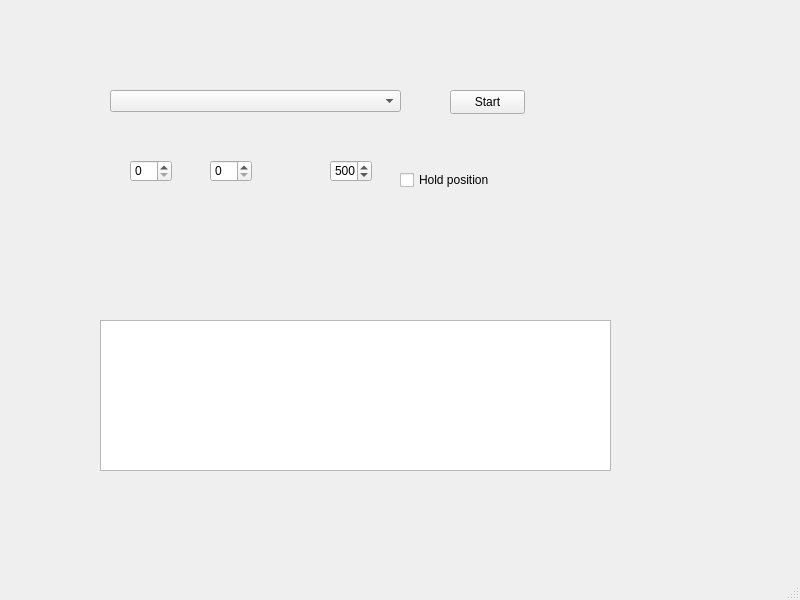
marcosswald/sfero, file python/mainwindow.ui: the form before one commit.
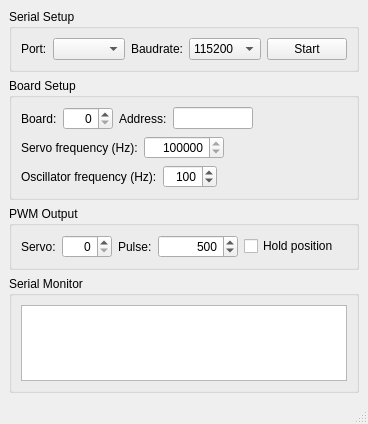
The form after the commit.

Commit message: option to set frequency

The edit to the form file:
```diff
--- a/python/mainwindow.ui
+++ b/python/mainwindow.ui
@@ -6,108 +6,355 @@
    <rect>
     <x>0</x>
     <y>0</y>
-    <width>800</width>
-    <height>600</height>
+    <width>356</width>
+    <height>424</height>
    </rect>
   </property>
+  <property name="sizePolicy">
+   <sizepolicy hsizetype="Preferred" vsizetype="Preferred">
+    <horstretch>0</horstretch>
+    <verstretch>0</verstretch>
+   </sizepolicy>
+  </property>
   <property name="windowTitle">
    <string>MainWindow</string>
   </property>
   <widget class="QWidget" name="centralwidget">
-   <widget class="QTextEdit" name="console">
-    <property name="geometry">
-     <rect>
-      <x>100</x>
-      <y>320</y>
-      <width>511</width>
-      <height>151</height>
-     </rect>
-    </property>
-    <property name="readOnly">
-     <bool>true</bool>
-    </property>
-   </widget>
-   <widget class="QComboBox" name="port_select">
-    <property name="geometry">
-     <rect>
-      <x>110</x>
-      <y>90</y>
-      <width>291</width>
-      <height>22</height>
-     </rect>
-    </property>
-   </widget>
-   <widget class="QPushButton" name="start_button">
-    <property name="geometry">
-     <rect>
-      <x>450</x>
-      <y>90</y>
-      <width>75</width>
-      <height>24</height>
-     </rect>
-    </property>
-    <property name="text">
-     <string>Start</string>
-    </property>
-    <property name="checkable">
-     <bool>false</bool>
-    </property>
-   </widget>
-   <widget class="QCheckBox" name="hold_enable">
-    <property name="geometry">
-     <rect>
-      <x>400</x>
-      <y>170</y>
-      <width>111</width>
-      <height>20</height>
-     </rect>
-    </property>
-    <property name="text">
-     <string>Hold position</string>
-    </property>
-   </widget>
-   <widget class="QSpinBox" name="board_value">
-    <property name="geometry">
-     <rect>
-      <x>130</x>
-      <y>160</y>
-      <width>42</width>
-      <height>22</height>
-     </rect>
-    </property>
-    <property name="maximum">
-     <number>2</number>
-    </property>
-   </widget>
-   <widget class="QSpinBox" name="servo_value">
-    <property name="geometry">
-     <rect>
-      <x>210</x>
-      <y>160</y>
-      <width>42</width>
-      <height>22</height>
-     </rect>
-    </property>
-    <property name="maximum">
-     <number>7</number>
-    </property>
-   </widget>
-   <widget class="QSpinBox" name="pulse_value">
-    <property name="geometry">
-     <rect>
-      <x>330</x>
-      <y>160</y>
-      <width>42</width>
-      <height>22</height>
-     </rect>
-    </property>
-    <property name="maximum">
-     <number>4096</number>
-    </property>
-    <property name="value">
-     <number>500</number>
-    </property>
-   </widget>
+   <layout class="QVBoxLayout" name="verticalLayout_2">
+    <item>
+     <widget class="QGroupBox" name="groupBox_2">
+      <property name="title">
+       <string>Serial Setup</string>
+      </property>
+      <layout class="QHBoxLayout" name="horizontalLayout_3">
+       <item>
+        <widget class="QLabel" name="label_4">
+         <property name="text">
+          <string>Port:</string>
+         </property>
+        </widget>
+       </item>
+       <item>
+        <widget class="QComboBox" name="port_select"/>
+       </item>
+       <item>
+        <widget class="QLabel" name="label_9">
+         <property name="text">
+          <string>Baudrate:</string>
+         </property>
+        </widget>
+       </item>
+       <item>
+        <widget class="QComboBox" name="baud_select">
+         <property name="currentIndex">
+          <number>1</number>
+         </property>
+         <item>
+          <property name="text">
+           <string>9600</string>
+          </property>
+         </item>
+         <item>
+          <property name="text">
+           <string>115200</string>
+          </property>
+         </item>
+        </widget>
+       </item>
+       <item>
+        <widget class="QPushButton" name="start_button">
+         <property name="text">
+          <string>Start</string>
+         </property>
+         <property name="checkable">
+          <bool>true</bool>
+         </property>
+        </widget>
+       </item>
+       <item>
+        <spacer name="horizontalSpacer_5">
+         <property name="orientation">
+          <enum>Qt::Horizontal</enum>
+         </property>
+         <property name="sizeHint" stdset="0">
+          <size>
+           <width>40</width>
+           <height>20</height>
+          </size>
+         </property>
+        </spacer>
+       </item>
+      </layout>
+     </widget>
+    </item>
+    <item>
+     <widget class="QGroupBox" name="groupBox_3">
+      <property name="title">
+       <string>Board Setup</string>
+      </property>
+      <layout class="QVBoxLayout" name="verticalLayout_3">
+       <item>
+        <layout class="QHBoxLayout" name="horizontalLayout_4">
+         <item>
+          <widget class="QLabel" name="label">
+           <property name="text">
+            <string>Board:</string>
+           </property>
+          </widget>
+         </item>
+         <item>
+          <widget class="QSpinBox" name="board_value">
+           <property name="minimumSize">
+            <size>
+             <width>50</width>
+             <height>0</height>
+            </size>
+           </property>
+           <property name="alignment">
+            <set>Qt::AlignRight|Qt::AlignTrailing|Qt::AlignVCenter</set>
+           </property>
+           <property name="maximum">
+            <number>2</number>
+           </property>
+          </widget>
+         </item>
+         <item>
+          <widget class="QLabel" name="label_6">
+           <property name="text">
+            <string>Address:</string>
+           </property>
+          </widget>
+         </item>
+         <item>
+          <widget class="QLineEdit" name="board_address_edit">
+           <property name="minimumSize">
+            <size>
+             <width>0</width>
+             <height>0</height>
+            </size>
+           </property>
+           <property name="maximumSize">
+            <size>
+             <width>80</width>
+             <height>16777215</height>
+            </size>
+           </property>
+           <property name="readOnly">
+            <bool>true</bool>
+           </property>
+          </widget>
+         </item>
+         <item>
+          <spacer name="horizontalSpacer_3">
+           <property name="orientation">
+            <enum>Qt::Horizontal</enum>
+           </property>
+           <property name="sizeHint" stdset="0">
+            <size>
+             <width>40</width>
+             <height>20</height>
+            </size>
+           </property>
+          </spacer>
+         </item>
+        </layout>
+       </item>
+       <item>
+        <layout class="QHBoxLayout" name="horizontalLayout_5">
+         <item>
+          <widget class="QLabel" name="label_7">
+           <property name="text">
+            <string>Servo frequency (Hz):</string>
+           </property>
+          </widget>
+         </item>
+         <item>
+          <widget class="QSpinBox" name="osc_freq_value">
+           <property name="minimumSize">
+            <size>
+             <width>80</width>
+             <height>0</height>
+            </size>
+           </property>
+           <property name="alignment">
+            <set>Qt::AlignRight|Qt::AlignTrailing|Qt::AlignVCenter</set>
+           </property>
+           <property name="minimum">
+            <number>23000000</number>
+           </property>
+           <property name="maximum">
+            <number>27000000</number>
+           </property>
+           <property name="singleStep">
+            <number>100000</number>
+           </property>
+           <property name="value">
+            <number>25000000</number>
+           </property>
+          </widget>
+         </item>
+         <item>
+          <spacer name="horizontalSpacer_2">
+           <property name="orientation">
+            <enum>Qt::Horizontal</enum>
+           </property>
+           <property name="sizeHint" stdset="0">
+            <size>
+             <width>40</width>
+             <height>20</height>
+            </size>
+           </property>
+          </spacer>
+         </item>
+        </layout>
+       </item>
+       <item>
+        <layout class="QHBoxLayout" name="horizontalLayout_6">
+         <item>
+          <widget class="QLabel" name="label_8">
+           <property name="text">
+            <string>Oscillator frequency (Hz):</string>
+           </property>
+          </widget>
+         </item>
+         <item>
+          <widget class="QSpinBox" name="servo_freq_value">
+           <property name="minimumSize">
+            <size>
+             <width>50</width>
+             <height>0</height>
+            </size>
+           </property>
+           <property name="alignment">
+            <set>Qt::AlignRight|Qt::AlignTrailing|Qt::AlignVCenter</set>
+           </property>
+           <property name="minimum">
+            <number>50</number>
+           </property>
+           <property name="maximum">
+            <number>1000</number>
+           </property>
+           <property name="singleStep">
+            <number>1</number>
+           </property>
+           <property name="value">
+            <number>100</number>
+           </property>
+          </widget>
+         </item>
+         <item>
+          <spacer name="horizontalSpacer_4">
+           <property name="orientation">
+            <enum>Qt::Horizontal</enum>
+           </property>
+           <property name="sizeHint" stdset="0">
+            <size>
+             <width>40</width>
+             <height>20</height>
+            </size>
+           </property>
+          </spacer>
+         </item>
+        </layout>
+       </item>
+      </layout>
+     </widget>
+    </item>
+    <item>
+     <widget class="QGroupBox" name="groupBox">
+      <property name="title">
+       <string>PWM Output</string>
+      </property>
+      <layout class="QHBoxLayout" name="horizontalLayout_2">
+       <item>
+        <widget class="QLabel" name="label_2">
+         <property name="text">
+          <string>Servo:</string>
+         </property>
+        </widget>
+       </item>
+       <item>
+        <widget class="QSpinBox" name="servo_value">
+         <property name="minimumSize">
+          <size>
+           <width>50</width>
+           <height>0</height>
+          </size>
+         </property>
+         <property name="alignment">
+          <set>Qt::AlignRight|Qt::AlignTrailing|Qt::AlignVCenter</set>
+         </property>
+         <property name="maximum">
+          <number>7</number>
+         </property>
+        </widget>
+       </item>
+       <item>
+        <widget class="QLabel" name="label_3">
+         <property name="text">
+          <string>Pulse:</string>
+         </property>
+        </widget>
+       </item>
+       <item>
+        <widget class="QSpinBox" name="pulse_value">
+         <property name="minimumSize">
+          <size>
+           <width>80</width>
+           <height>0</height>
+          </size>
+         </property>
+         <property name="alignment">
+          <set>Qt::AlignRight|Qt::AlignTrailing|Qt::AlignVCenter</set>
+         </property>
+         <property name="maximum">
+          <number>4095</number>
+         </property>
+         <property name="value">
+          <number>500</number>
+         </property>
+        </widget>
+       </item>
+       <item>
+        <widget class="QCheckBox" name="hold_enable">
+         <property name="text">
+          <string>Hold position</string>
+         </property>
+        </widget>
+       </item>
+       <item>
+        <spacer name="horizontalSpacer_6">
+         <property name="orientation">
+          <enum>Qt::Horizontal</enum>
+         </property>
+         <property name="sizeHint" stdset="0">
+          <size>
+           <width>40</width>
+           <height>20</height>
+          </size>
+         </property>
+        </spacer>
+       </item>
+      </layout>
+     </widget>
+    </item>
+    <item>
+     <widget class="QGroupBox" name="groupBox_4">
+      <property name="title">
+       <string>Serial Monitor</string>
+      </property>
+      <layout class="QVBoxLayout" name="verticalLayout">
+       <item>
+        <widget class="QTextEdit" name="console">
+         <property name="readOnly">
+          <bool>true</bool>
+         </property>
+        </widget>
+       </item>
+      </layout>
+     </widget>
+    </item>
+   </layout>
   </widget>
   <widget class="QMenuBar" name="menubar">
    <property name="geometry">
```
Left out of the diff: 2 changed lines with no effect on the pictures. The commit also changes 2 other files.
